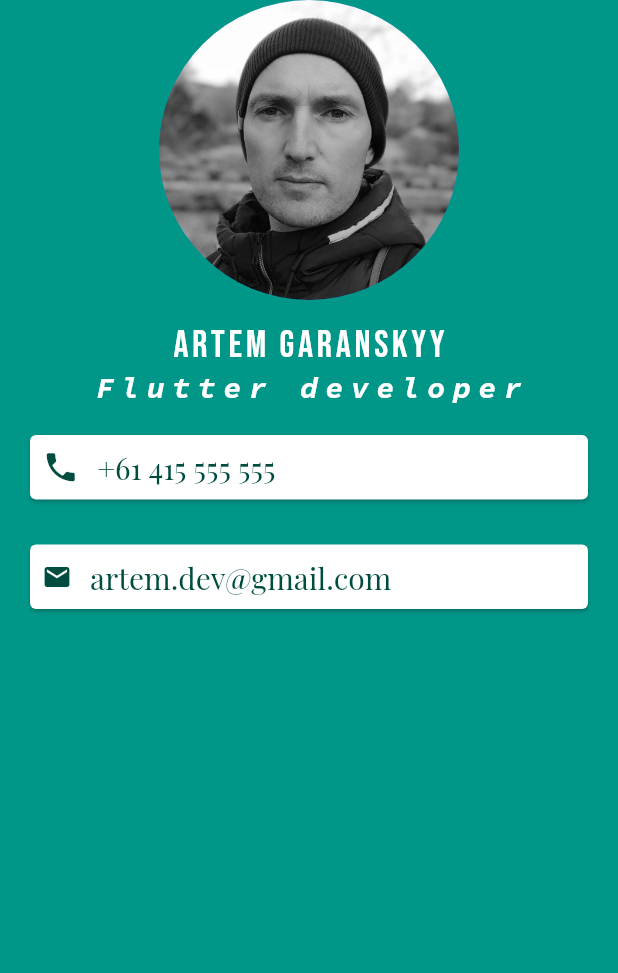
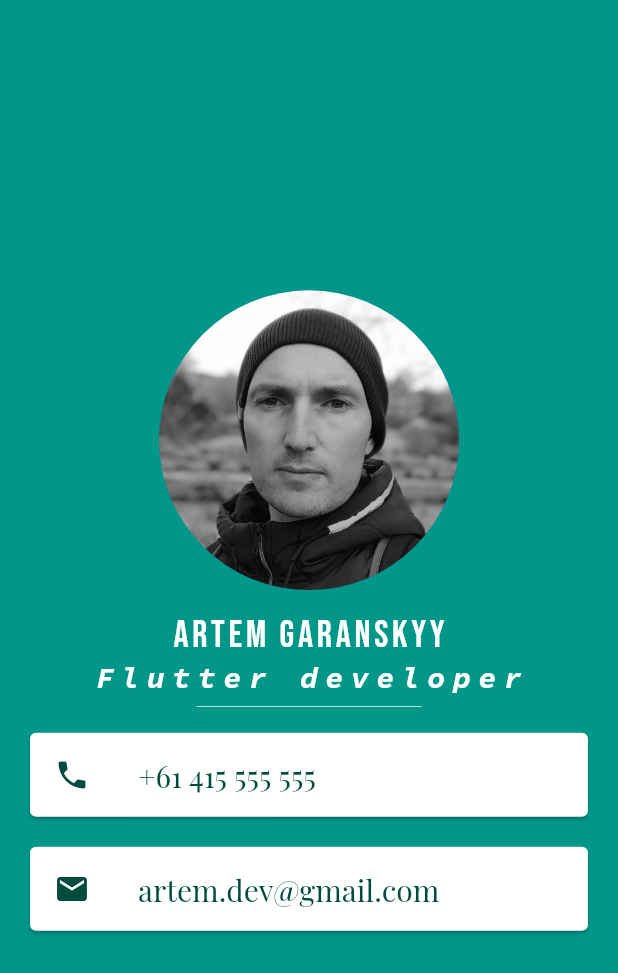
Before and after one commit to gartservice/cv_flutter, a Flutter app: the screen it shows after launch, on a phone screen of 412 x 824 dp. Shown: the top 973 px of the screen. Run offline on Flutter 3.47's test engine with Material 2 defaults, Android fonts, the phone set to English and light mode, and no system bars.

Commit message:
Finish app

```diff
--- a/lib/main.dart
+++ b/lib/main.dart
@@ -13,21 +13,22 @@ class MyApp extends StatelessWidget {
         backgroundColor: Colors.teal,
         body: SafeArea(
           child: Column(
+            mainAxisAlignment: MainAxisAlignment.center,
             children: [
               CircleAvatar(
                 maxRadius: 100.0,
                 backgroundImage: AssetImage('images/avatar.jpg'),
               ),
-              SizedBox(height: 15),
+              SizedBox(
+                height: 15,
+              ),
               Text(
-
                 'Artem Garanskyy',
                 style: TextStyle(
                     fontSize: 25,
                     fontFamily: 'BebasNeue',
                     color: Colors.white,
-                  letterSpacing: 2.5
-                ),
+                    letterSpacing: 2.5),
               ),
               Text(
                 'Flutter developer',
@@ -39,23 +40,22 @@ class MyApp extends StatelessWidget {
                   letterSpacing: 5,
                 ),
               ),
+              SizedBox(
+                height: 15,
+                width: 150,
+                child: Divider(
+                  color: Colors.teal.shade100,
+                ),
+              ),
               Card(
                 color: Colors.white,
-                  margin:
-                      EdgeInsets.symmetric(horizontal: 20.0, vertical: 20.0),
-                  child: Padding(
-                    padding: const EdgeInsets.all(8.0),
-                    child: Row(
-                      children: [
-                        Icon(
+                margin: EdgeInsets.symmetric(horizontal: 20.0, vertical: 10.0),
+                child: ListTile(
+                  leading: Icon(
                     Icons.phone,
-                          size: 25,
                     color: Colors.teal.shade900,
                   ),
-                        SizedBox(
-                          width: 12,
-                        ),
-                        Text(
+                  title: Text(
                     '+61 415 555 555',
                     style: TextStyle(
                       color: Colors.teal.shade900,
@@ -63,31 +63,22 @@ class MyApp extends StatelessWidget {
                       fontSize: 20,
                     ),
                   ),
-                      ],
                 ),
-                  )),
+              ),
               Card(
                 margin: EdgeInsets.symmetric(vertical: 10, horizontal: 20),
                 color: Colors.white,
-              child: Padding(
-                padding: const EdgeInsets.all(8.0),
-                child: Row(
-
-                  children: [
-                    Icon(Icons.mail,size: 20, color: Colors.teal.shade900),
-                    SizedBox(width: 12),
-                    Text('artem.dev@gmail.com',
+                child: ListTile(
+                  leading: Icon(Icons.mail, color: Colors.teal.shade900),
+                  title: Text(
+                    'artem.dev@gmail.com',
                     style: TextStyle(
                       fontSize: 20,
                       fontFamily: 'PlayfairDisplay',
                       color: Colors.teal.shade900,
                     ),
                   ),
-                  ],
                 ),
-              ),
-
-
               ),
             ],
           ),
```
Lines whose indentation alone changed are shown as unchanged.
